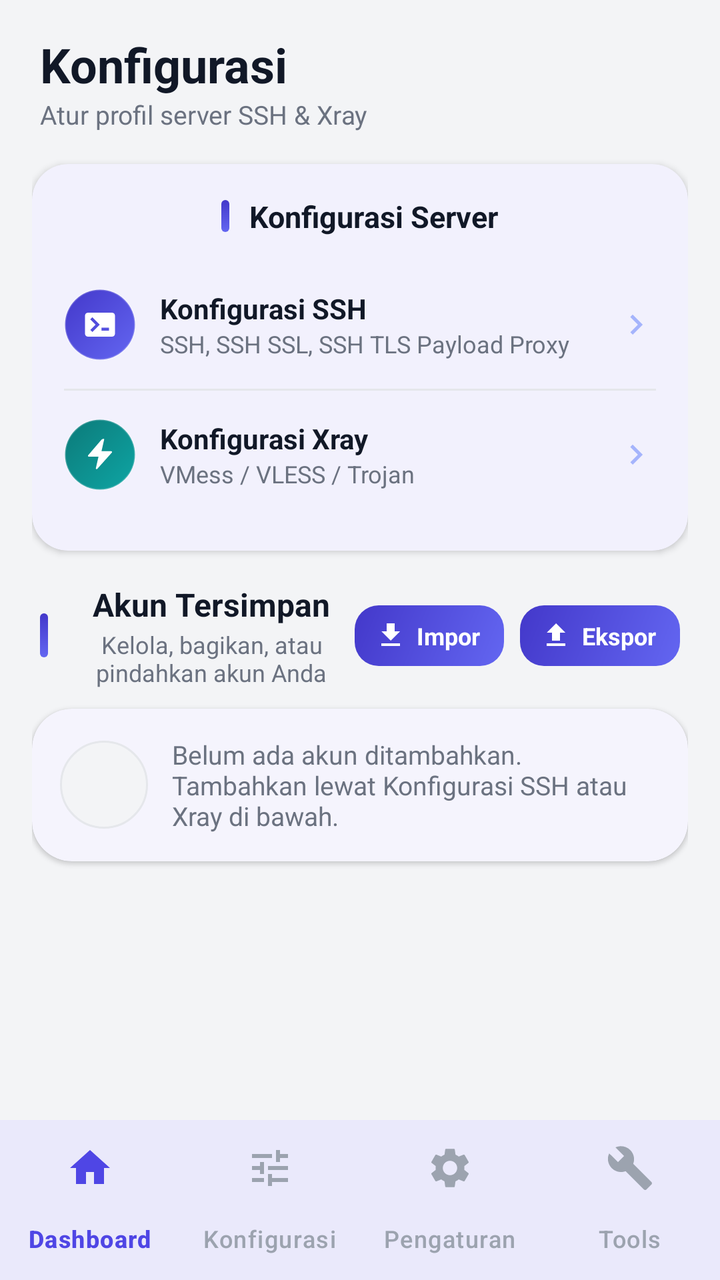
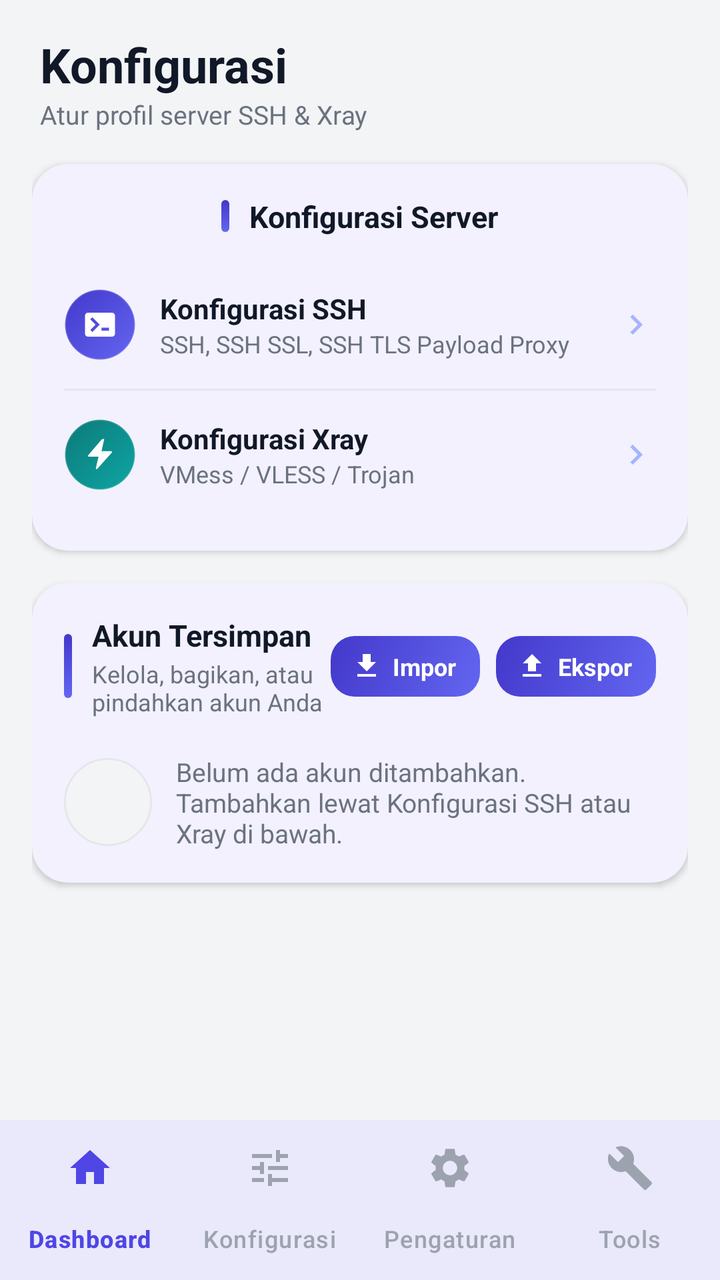

Two renders of the same Android screen: before a commit and after it. Below are the layout's source before the change and the commit's diff.
<!-- AndroidManifest.xml: application theme Theme.TunnelApp -->
<!-- res/layout/activity_config.xml -->
<?xml version="1.0" encoding="utf-8"?>
<LinearLayout xmlns:android="http://schemas.android.com/apk/res/android"
    xmlns:app="http://schemas.android.com/apk/res-auto"
    android:layout_width="match_parent"
    android:layout_height="match_parent"
    android:orientation="vertical"
    android:background="@color/app_background">

    <ScrollView
        android:layout_width="match_parent"
        android:layout_height="0dp"
        android:layout_weight="1"
        android:fillViewport="true">

        <LinearLayout
            android:layout_width="match_parent"
            android:layout_height="wrap_content"
            android:orientation="vertical"
            android:padding="16dp">

            
            <LinearLayout
                android:layout_width="match_parent"
                android:layout_height="wrap_content"
                android:orientation="vertical"
                android:paddingStart="4dp"
                android:paddingEnd="4dp"
                android:layout_marginBottom="16dp">

                <TextView
                    android:layout_width="wrap_content"
                    android:layout_height="wrap_content"
                    android:text="Konfigurasi"
                    android:textColor="@color/text_primary"
                    android:textSize="24sp"
                    android:textStyle="bold" />

                <TextView
                    android:layout_width="wrap_content"
                    android:layout_height="wrap_content"
                    android:text="Atur profil server SSH &amp; Xray"
                    android:textColor="@color/text_secondary"
                    android:textSize="13sp" />
            </LinearLayout>

            
            <com.google.android.material.card.MaterialCardView
                style="@style/Card.Section"
                android:layout_width="match_parent"
                android:layout_height="wrap_content"
                android:layout_marginBottom="16dp">

                <LinearLayout
                    android:layout_width="match_parent"
                    android:layout_height="wrap_content"
                    android:orientation="vertical">

                    <LinearLayout
                        android:layout_width="match_parent"
                        android:layout_height="wrap_content"
                        android:layout_marginBottom="12dp"
                        android:orientation="horizontal"
                        android:gravity="center">

                        
                        <View
                            android:layout_width="4dp"
                            android:layout_height="16dp"
                            android:layout_marginEnd="10dp"
                            android:background="@drawable/bg_section_accent_bar" />

                        
                        <TextView
                            style="@style/SectionTitleText"
                            android:layout_width="wrap_content"
                            android:layout_height="wrap_content"
                            android:layout_marginBottom="0dp"
                            android:text="Konfigurasi Server" />
                    </LinearLayout>

                    <LinearLayout
                        android:id="@+id/rowConfigSsh"
                        android:layout_width="match_parent"
                        android:layout_height="wrap_content"
                        android:orientation="horizontal"
                        android:gravity="center_vertical"
                        android:paddingTop="14dp"
                        android:paddingBottom="14dp"
                        android:clickable="true"
                        android:focusable="true"
                        android:background="?attr/selectableItemBackground">

                        <FrameLayout
                            android:layout_width="36dp"
                            android:layout_height="36dp"
                            android:layout_marginEnd="12dp">

                            <View
                                android:layout_width="match_parent"
                                android:layout_height="match_parent"
                                android:background="@drawable/bg_avatar_ssh" />

                            <ImageView
                                android:layout_width="18dp"
                                android:layout_height="18dp"
                                android:layout_gravity="center"
                                android:src="@drawable/ic_account_ssh"
                                android:contentDescription="@null" />
                        </FrameLayout>

                        <LinearLayout
                            android:layout_width="0dp"
                            android:layout_height="wrap_content"
                            android:layout_weight="1"
                            android:orientation="vertical">

                            <TextView
                                android:layout_width="wrap_content"
                                android:layout_height="wrap_content"
                                android:text="Konfigurasi SSH"
                                android:textColor="@color/text_primary"
                                android:textStyle="bold"
                                android:textSize="14sp" />

                            <TextView
                                android:layout_width="wrap_content"
                                android:layout_height="wrap_content"
                                android:text="SSH, SSH SSL, SSH TLS Payload Proxy"
                                android:textColor="@color/text_secondary"
                                android:textSize="12sp" />
                        </LinearLayout>

                        <ImageView
                            android:layout_width="20dp"
                            android:layout_height="20dp"
                            android:src="@drawable/ic_chevron_forward"
                            android:contentDescription="@null" />
                    </LinearLayout>

                    <View
                        android:layout_width="match_parent"
                        android:layout_height="1dp"
                        android:background="@color/divider" />

                    <LinearLayout
                        android:id="@+id/rowConfigXray"
                        android:layout_width="match_parent"
                        android:layout_height="wrap_content"
                        android:orientation="horizontal"
                        android:gravity="center_vertical"
                        android:paddingTop="14dp"
                        android:paddingBottom="14dp"
                        android:clickable="true"
                        android:focusable="true"
                        android:background="?attr/selectableItemBackground">

                        <FrameLayout
                            android:layout_width="36dp"
                            android:layout_height="36dp"
                            android:layout_marginEnd="12dp">

                            <View
                                android:layout_width="match_parent"
                                android:layout_height="match_parent"
                                android:background="@drawable/bg_avatar_xray" />

                            <ImageView
                                android:layout_width="18dp"
                                android:layout_height="18dp"
                                android:layout_gravity="center"
                                android:src="@drawable/ic_account_xray"
                                android:contentDescription="@null" />
                        </FrameLayout>

                        <LinearLayout
                            android:layout_width="0dp"
                            android:layout_height="wrap_content"
                            android:layout_weight="1"
                            android:orientation="vertical">

                            <TextView
                                android:layout_width="wrap_content"
                                android:layout_height="wrap_content"
                                android:text="Konfigurasi Xray"
                                android:textColor="@color/text_primary"
                                android:textStyle="bold"
                                android:textSize="14sp" />

                            <TextView
                                android:layout_width="wrap_content"
                                android:layout_height="wrap_content"
                                android:text="VMess / VLESS / Trojan"
                                android:textColor="@color/text_secondary"
                                android:textSize="12sp" />
                        </LinearLayout>

                        <ImageView
                            android:layout_width="20dp"
                            android:layout_height="20dp"
                            android:src="@drawable/ic_chevron_forward"
                            android:contentDescription="@null" />
                    </LinearLayout>
                </LinearLayout>
            </com.google.android.material.card.MaterialCardView>
            
            <LinearLayout
                android:layout_width="match_parent"
                android:layout_height="wrap_content"
                android:orientation="horizontal"
                android:gravity="center_vertical"
                android:paddingStart="4dp"
                android:paddingEnd="4dp"
                android:layout_marginBottom="10dp">

                
                <View
                    android:layout_width="4dp"
                    android:layout_height="22dp"
                    android:layout_marginEnd="10dp"
                    android:background="@drawable/bg_section_accent_bar" />

                
                <LinearLayout
                    android:layout_width="0dp"
                    android:layout_height="wrap_content"
                    android:layout_weight="1"
                    android:orientation="vertical"
                    android:gravity="center_horizontal">

                    <TextView
                        android:layout_width="wrap_content"
                        android:layout_height="wrap_content"
                        android:text="Akun Tersimpan"
                        android:textColor="@color/text_primary"
                        android:textStyle="bold"
                        android:textSize="16sp" />

                    <TextView
                        android:layout_width="wrap_content"
                        android:layout_height="wrap_content"
                        android:layout_marginTop="1dp"
                        android:text="Kelola, bagikan, atau pindahkan akun Anda"
                        android:textColor="@color/text_secondary"
                        android:textSize="12sp"
                        android:gravity="center_horizontal" />
                </LinearLayout>

                
                <TextView
                    android:id="@+id/btnImportConfig"
                    android:layout_width="wrap_content"
                    android:layout_height="wrap_content"
                    android:background="@drawable/bg_btn_brand_soft"
                    android:drawableStart="@drawable/ic_import"
                    android:drawablePadding="5dp"
                    android:paddingStart="10dp"
                    android:paddingEnd="12dp"
                    android:paddingTop="7dp"
                    android:paddingBottom="7dp"
                    android:layout_marginEnd="8dp"
                    android:text="Impor"
                    android:textColor="@color/brand_on_primary"
                    android:textStyle="bold"
                    android:textSize="12sp"
                    android:clickable="true"
                    android:focusable="true" />

                <TextView
                    android:id="@+id/btnExportAllConfig"
                    android:layout_width="wrap_content"
                    android:layout_height="wrap_content"
                    android:background="@drawable/bg_btn_brand_soft"
                    android:drawableStart="@drawable/ic_export"
                    android:drawablePadding="5dp"
                    android:paddingStart="10dp"
                    android:paddingEnd="12dp"
                    android:paddingTop="7dp"
                    android:paddingBottom="7dp"
                    android:text="Ekspor"
                    android:textColor="@color/brand_on_primary"
                    android:textStyle="bold"
                    android:textSize="12sp"
                    android:clickable="true"
                    android:focusable="true" />
            </LinearLayout>

            <LinearLayout
                android:id="@+id/llAccountsContainer"
                android:layout_width="match_parent"
                android:layout_height="wrap_content"
                android:orientation="vertical" />

            
            <com.google.android.material.card.MaterialCardView
                android:id="@+id/llAccountEmpty"
                style="@style/Card.Account"
                android:layout_width="match_parent"
                android:layout_height="wrap_content"
                android:layout_marginBottom="16dp">

                <LinearLayout
                    android:layout_width="match_parent"
                    android:layout_height="wrap_content"
                    android:orientation="horizontal"
                    android:gravity="center_vertical">

                    <View
                        android:layout_width="44dp"
                        android:layout_height="44dp"
                        android:layout_marginEnd="12dp"
                        android:background="@drawable/bg_avatar_empty" />

                    <TextView
                        android:layout_width="0dp"
                        android:layout_height="wrap_content"
                        android:layout_weight="1"
                        android:text="Belum ada akun ditambahkan. Tambahkan lewat Konfigurasi SSH atau Xray di bawah."
                        android:textColor="@color/text_secondary"
                        android:textSize="13sp" />
                </LinearLayout>
            </com.google.android.material.card.MaterialCardView>


        </LinearLayout>
    </ScrollView>

    
    <com.google.android.material.bottomnavigation.BottomNavigationView
        android:id="@+id/bottomNav"
        style="@style/Widget.TunnelApp.BottomNav"
        android:layout_width="match_parent"
        android:layout_height="wrap_content"
        app:menu="@menu/bottom_nav_menu" />

</LinearLayout>
<!-- resources referenced by this layout -->
<resources>
  <color name="app_background">#F3F4F6</color>
  <color name="brand_on_primary">#FFFFFF</color>
  <color name="divider">#E5E7EB</color>
  <color name="text_primary">#111827</color>
  <color name="text_secondary">#6B7280</color>
  <!-- drawable bg_avatar_empty (drawable) -->
  <shape xmlns:android="http://schemas.android.com/apk/res/android"
      android:shape="oval">
      <solid android:color="@color/status_pending_bg" />
      <stroke android:width="1dp" android:color="@color/divider" />
  </shape>
  <!-- drawable bg_avatar_xray (drawable) -->
  <?xml version="1.0" encoding="utf-8"?>
  <shape xmlns:android="http://schemas.android.com/apk/res/android"
      android:shape="oval">
      <gradient
          android:type="linear"
          android:angle="135"
          android:startColor="@color/brand_secondary"
          android:endColor="@color/brand_secondary_dark" />
      <stroke android:width="1dp" android:color="#33FFFFFF" />
  </shape>
  <!-- drawable bg_section_accent_bar (drawable) -->
  <?xml version="1.0" encoding="utf-8"?>
  <shape xmlns:android="http://schemas.android.com/apk/res/android" android:shape="rectangle">
      <gradient
          android:type="linear"
          android:angle="90"
          android:startColor="@color/hero_gradient_start"
          android:endColor="@color/brand_primary_dark" />
      <corners android:radius="3dp" />
  </shape>
  <!-- drawable ic_chevron_forward (drawable) -->
  <?xml version="1.0" encoding="utf-8"?>
  <vector xmlns:android="http://schemas.android.com/apk/res/android"
      android:width="20dp"
      android:height="20dp"
      android:viewportWidth="24"
      android:viewportHeight="24">
      <path
          android:fillColor="#A5B4FC"
          android:pathData="M8.59,16.59L13.17,12L8.59,7.41L10,6l6,6l-6,6z"/>
  </vector>
  <!-- drawable ic_export (drawable) -->
  <?xml version="1.0" encoding="utf-8"?>
  <vector xmlns:android="http://schemas.android.com/apk/res/android"
      android:width="16dp"
      android:height="16dp"
      android:viewportWidth="24"
      android:viewportHeight="24">
      <path
          android:fillColor="#FFFFFF"
          android:pathData="M9,16h6v-6h4l-7,-7 -7,7h4v6zM5,18h14v2L5,20v-2z"/>
  </vector>
  <!-- drawable ic_import (drawable) -->
  <?xml version="1.0" encoding="utf-8"?>
  <vector xmlns:android="http://schemas.android.com/apk/res/android"
      android:width="16dp"
      android:height="16dp"
      android:viewportWidth="24"
      android:viewportHeight="24">
      <path
          android:fillColor="#FFFFFF"
          android:pathData="M19,9h-4L15,3L9,3v6L5,9l7,7 7,-7zM5,18v2h14v-2L5,18z"/>
  </vector>
  <style name="Card.Account" parent="Widget.Material3.CardView.Elevated">
          <item name="cardCornerRadius">20dp</item>
          <item name="cardElevation">1.2dp</item>
          <item name="contentPadding">14dp</item>
          <item name="cardBackgroundColor">@color/card_background</item>
          <item name="strokeWidth">0dp</item>
      </style>
  <style name="Card.Section" parent="Widget.Material3.CardView.Elevated">
          <item name="cardCornerRadius">18dp</item>
          <item name="cardElevation">2dp</item>
          <item name="contentPadding">16dp</item>
          <item name="cardBackgroundColor">@color/card_background</item>
          <item name="strokeWidth">0dp</item>
      </style>
  <style name="SectionTitleText">
          <item name="android:textColor">@color/text_primary</item>
          <item name="android:textStyle">bold</item>
          <item name="android:textSize">15sp</item>
          <item name="android:layout_marginBottom">12dp</item>
      </style>
  <color name="status_pending_bg">#F3F4F6</color>
  <color name="hero_gradient_start">#6366F1</color>
  <color name="brand_primary_dark">#4338CA</color>
  <color name="brand_secondary">#0EA5A4</color>
  <color name="brand_secondary_dark">#0C7A79</color>
  <color name="card_background">#FFFFFF</color>
  <color name="brand_primary">#4F46E5</color>
  <!-- unchanged entries left out for length: 6 -->
</resources>

<!-- the commit's change to res/layout/activity_config.xml (unified diff, before → after) -->
@@ -203,97 +203,8 @@
                 </LinearLayout>
             </com.google.android.material.card.MaterialCardView>
             
-            <LinearLayout
-                android:layout_width="match_parent"
-                android:layout_height="wrap_content"
-                android:orientation="horizontal"
-                android:gravity="center_vertical"
-                android:paddingStart="4dp"
-                android:paddingEnd="4dp"
-                android:layout_marginBottom="10dp">
-
-                
-                <View
-                    android:layout_width="4dp"
-                    android:layout_height="22dp"
-                    android:layout_marginEnd="10dp"
-                    android:background="@drawable/bg_section_accent_bar" />
-
-                
-                <LinearLayout
-                    android:layout_width="0dp"
-                    android:layout_height="wrap_content"
-                    android:layout_weight="1"
-                    android:orientation="vertical"
-                    android:gravity="center_horizontal">
-
-                    <TextView
-                        android:layout_width="wrap_content"
-                        android:layout_height="wrap_content"
-                        android:text="Akun Tersimpan"
-                        android:textColor="@color/text_primary"
-                        android:textStyle="bold"
-                        android:textSize="16sp" />
-
-                    <TextView
-                        android:layout_width="wrap_content"
-                        android:layout_height="wrap_content"
-                        android:layout_marginTop="1dp"
-                        android:text="Kelola, bagikan, atau pindahkan akun Anda"
-                        android:textColor="@color/text_secondary"
-                        android:textSize="12sp"
-                        android:gravity="center_horizontal" />
-                </LinearLayout>
-
-                
-                <TextView
-                    android:id="@+id/btnImportConfig"
-                    android:layout_width="wrap_content"
-                    android:layout_height="wrap_content"
-                    android:background="@drawable/bg_btn_brand_soft"
-                    android:drawableStart="@drawable/ic_import"
-                    android:drawablePadding="5dp"
-                    android:paddingStart="10dp"
-                    android:paddingEnd="12dp"
-                    android:paddingTop="7dp"
-                    android:paddingBottom="7dp"
-                    android:layout_marginEnd="8dp"
-                    android:text="Impor"
-                    android:textColor="@color/brand_on_primary"
-                    android:textStyle="bold"
-                    android:textSize="12sp"
-                    android:clickable="true"
-                    android:focusable="true" />
-
-                <TextView
-                    android:id="@+id/btnExportAllConfig"
-                    android:layout_width="wrap_content"
-                    android:layout_height="wrap_content"
-                    android:background="@drawable/bg_btn_brand_soft"
-                    android:drawableStart="@drawable/ic_export"
-                    android:drawablePadding="5dp"
-                    android:paddingStart="10dp"
-                    android:paddingEnd="12dp"
-                    android:paddingTop="7dp"
-                    android:paddingBottom="7dp"
-                    android:text="Ekspor"
-                    android:textColor="@color/brand_on_primary"
-                    android:textStyle="bold"
-                    android:textSize="12sp"
-                    android:clickable="true"
-                    android:focusable="true" />
-            </LinearLayout>
-
-            <LinearLayout
-                android:id="@+id/llAccountsContainer"
-                android:layout_width="match_parent"
-                android:layout_height="wrap_content"
-                android:orientation="vertical" />
-
-            
             <com.google.android.material.card.MaterialCardView
-                android:id="@+id/llAccountEmpty"
-                style="@style/Card.Account"
+                style="@style/Card.Section"
                 android:layout_width="match_parent"
                 android:layout_height="wrap_content"
                 android:layout_marginBottom="16dp">
@@ -301,25 +212,115 @@
                 <LinearLayout
                     android:layout_width="match_parent"
                     android:layout_height="wrap_content"
-                    android:orientation="horizontal"
-                    android:gravity="center_vertical">
-
-                    <View
-                        android:layout_width="44dp"
-                        android:layout_height="44dp"
-                        android:layout_marginEnd="12dp"
-                        android:background="@drawable/bg_avatar_empty" />
-
-                    <TextView
-                        android:layout_width="0dp"
-                        android:layout_height="wrap_content"
-                        android:layout_weight="1"
-                        android:text="Belum ada akun ditambahkan. Tambahkan lewat Konfigurasi SSH atau Xray di bawah."
-                        android:textColor="@color/text_secondary"
-                        android:textSize="13sp" />
+                    android:orientation="vertical">
+
+                    
+                    <LinearLayout
+                        android:layout_width="match_parent"
+                        android:layout_height="wrap_content"
+                        android:layout_marginBottom="12dp"
+                        android:orientation="horizontal"
+                        android:gravity="center_vertical">
+
+                        <View
+                            android:layout_width="4dp"
+                            android:layout_height="32dp"
+                            android:layout_marginEnd="10dp"
+                            android:background="@drawable/bg_section_accent_bar" />
+
+                        <LinearLayout
+                            android:layout_width="0dp"
+                            android:layout_height="wrap_content"
+                            android:layout_weight="1"
+                            android:orientation="vertical">
+
+                            <TextView
+                                style="@style/SectionTitleText"
+                                android:layout_width="wrap_content"
+                                android:layout_height="wrap_content"
+                                android:layout_marginBottom="0dp"
+                                android:text="Akun Tersimpan" />
+
+                            <TextView
+                                android:layout_width="wrap_content"
+                                android:layout_height="wrap_content"
+                                android:layout_marginTop="1dp"
+                                android:text="Kelola, bagikan, atau pindahkan akun Anda"
+                                android:textColor="@color/text_secondary"
+                                android:textSize="12sp" />
+                        </LinearLayout>
+
+                        
+                        <TextView
+                            android:id="@+id/btnImportConfig"
+                            android:layout_width="wrap_content"
+                            android:layout_height="wrap_content"
+                            android:background="@drawable/bg_btn_brand_soft"
+                            android:drawableStart="@drawable/ic_import"
+                            android:drawablePadding="5dp"
+                            android:paddingStart="10dp"
+                            android:paddingEnd="12dp"
+                            android:paddingTop="7dp"
+                            android:paddingBottom="7dp"
+                            android:layout_marginEnd="8dp"
+                            android:text="Impor"
+                            android:textColor="@color/brand_on_primary"
+                            android:textStyle="bold"
+                            android:textSize="12sp"
+                            android:clickable="true"
+                            android:focusable="true" />
+
+                        <TextView
+                            android:id="@+id/btnExportAllConfig"
+                            android:layout_width="wrap_content"
+                            android:layout_height="wrap_content"
+                            android:background="@drawable/bg_btn_brand_soft"
+                            android:drawableStart="@drawable/ic_export"
+                            android:drawablePadding="5dp"
+                            android:paddingStart="10dp"
+                            android:paddingEnd="12dp"
+                            android:paddingTop="7dp"
+                            android:paddingBottom="7dp"
+                            android:text="Ekspor"
+                            android:textColor="@color/brand_on_primary"
+                            android:textStyle="bold"
+                            android:textSize="12sp"
+                            android:clickable="true"
+                            android:focusable="true" />
+                    </LinearLayout>
+
+                    
+                    <LinearLayout
+                        android:id="@+id/llAccountsContainer"
+                        android:layout_width="match_parent"
+                        android:layout_height="wrap_content"
+                        android:orientation="vertical" />
+
+                    
+                    <LinearLayout
+                        android:id="@+id/llAccountEmpty"
+                        android:layout_width="match_parent"
+                        android:layout_height="wrap_content"
+                        android:orientation="horizontal"
+                        android:gravity="center_vertical"
+                        android:paddingTop="6dp">
+
+                        <View
+                            android:layout_width="44dp"
+                            android:layout_height="44dp"
+                            android:layout_marginEnd="12dp"
+                            android:background="@drawable/bg_avatar_empty" />
+
+                        <TextView
+                            android:layout_width="0dp"
+                            android:layout_height="wrap_content"
+                            android:layout_weight="1"
+                            android:text="Belum ada akun ditambahkan. Tambahkan lewat Konfigurasi SSH atau Xray di bawah."
+                            android:textColor="@color/text_secondary"
+                            android:textSize="13sp" />
+                    </LinearLayout>
                 </LinearLayout>
             </com.google.android.material.card.MaterialCardView>
-
 
         </LinearLayout>
     </ScrollView>
<!-- resource entries referenced after the edit -->
@@ -65,13 +65,6 @@
           android:fillColor="#FFFFFF"
           android:pathData="M19,9h-4L15,3L9,3v6L5,9l7,7 7,-7zM5,18v2h14v-2L5,18z"/>
   </vector>
-  <style name="Card.Account" parent="Widget.Material3.CardView.Elevated">
-          <item name="cardCornerRadius">20dp</item>
-          <item name="cardElevation">1.2dp</item>
-          <item name="contentPadding">14dp</item>
-          <item name="cardBackgroundColor">@color/card_background</item>
-          <item name="strokeWidth">0dp</item>
-      </style>
   <style name="Card.Section" parent="Widget.Material3.CardView.Elevated">
           <item name="cardCornerRadius">18dp</item>
           <item name="cardElevation">2dp</item>
